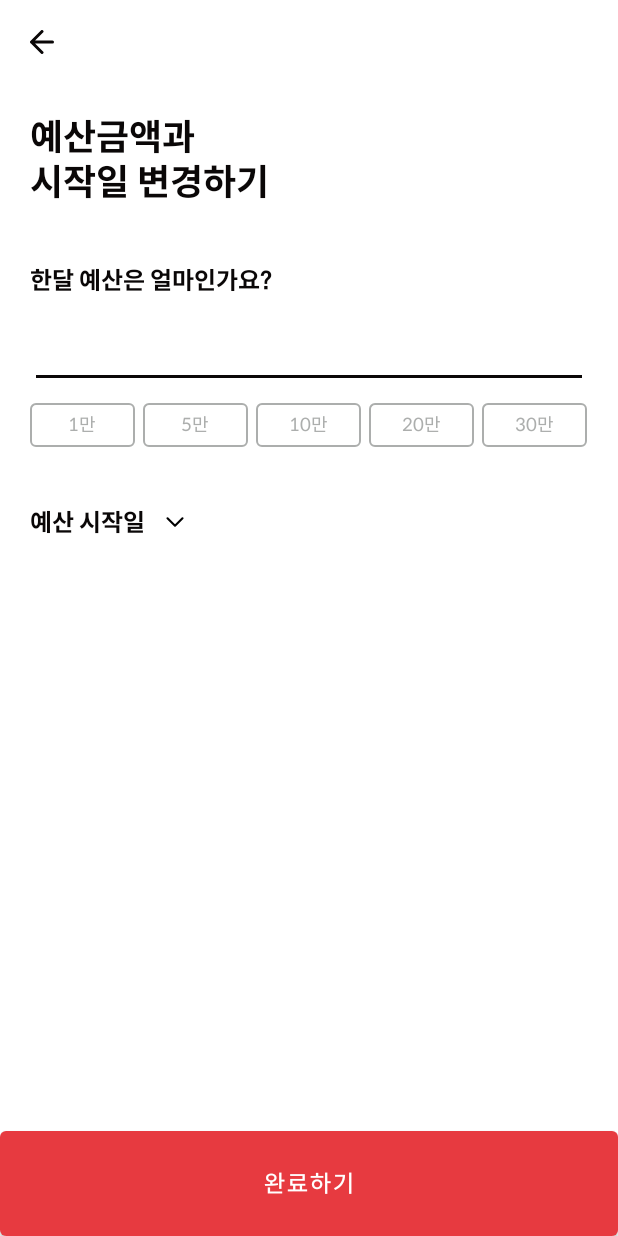
After one commit to milijung/Flow-Android, an Android app: the SettingBudgetSettingActivity screen opened directly, with no data from a screen before it, on a phone screen of 412 x 824 dp. The commit adds this screen. Run offline under Robolectric (Android 15) with nearby library versions, the phone set to English and light mode, and no system bars.

Commit message:
feat : 설정 레이아웃, 예산설정 레이아웃 (미완)

```diff
--- /dev/null
+++ b/client/app/src/main/java/com/example/client/SettingBudgetSettingActivity.kt
@@ -0,0 +1,11 @@
+package com.example.client
+
+import androidx.appcompat.app.AppCompatActivity
+import android.os.Bundle
+
+class SettingBudgetSettingActivity : AppCompatActivity() {
+    override fun onCreate(savedInstanceState: Bundle?) {
+        super.onCreate(savedInstanceState)
+        setContentView(R.layout.activity_budget_setting)
+    }
+}
--- /dev/null
+++ b/client/app/src/main/res/drawable/icon_moneybtn.xml
@@ -0,0 +1,8 @@
+<?xml version="1.0" encoding="utf-8"?>
+<shape xmlns:android="http://schemas.android.com/apk/res/android">
+    <stroke
+        android:width="1dp"
+        android:color="#ACAEAD"/>
+    <solid android:color="#FFFFFF"/>
+    <corners android:radius="3dp"/>
+</shape>
--- /dev/null
+++ b/client/app/src/main/res/layout/activity_budget_setting.xml
@@ -0,0 +1,197 @@
+<?xml version="1.0" encoding="utf-8"?>
+<androidx.constraintlayout.widget.ConstraintLayout
+    xmlns:android="http://schemas.android.com/apk/res/android"
+    xmlns:app="http://schemas.android.com/apk/res-auto"
+    xmlns:tools="http://schemas.android.com/tools"
+    android:layout_width="match_parent"
+    android:layout_height="match_parent"
+    tools:context=".SettingBudgetSettingFragment"
+    android:orientation="vertical">
+
+    <LinearLayout
+        android:id="@+id/header"
+        android:layout_width="match_parent"
+        android:layout_height="56dp"
+        app:layout_constraintTop_toTopOf="parent"
+        app:layout_constraintStart_toStartOf="parent"
+        app:layout_constraintEnd_toEndOf="parent"
+        android:gravity="start">
+
+        <ImageButton
+            android:id="@+id/addCategory_back_button"
+            android:layout_gravity="center"
+            android:layout_width="wrap_content"
+            android:layout_height="wrap_content"
+            android:paddingLeft="20dp"
+            android:src="@drawable/ic_back"
+            android:background="@color/white"/>
+    </LinearLayout>
+
+    <TextView
+        android:id="@+id/budgetMoney_title"
+        android:paddingLeft="20dp"
+        android:layout_width="match_parent"
+        android:layout_height="wrap_content"
+        app:layout_constraintTop_toBottomOf="@id/header"
+        app:layout_constraintStart_toStartOf="parent"
+        app:layout_constraintEnd_toEndOf="parent"
+        app:layout_constraintBottom_toTopOf="@id/name"
+        android:text="예산금액과\n시작일 변경하기"
+        android:gravity="start"
+        android:fontFamily="@font/spoqahansansneo_bold"
+        android:textColor="@color/black"
+        android:textSize="24dp"
+        android:padding="20dp"/>
+
+    <LinearLayout
+        android:id="@+id/name"
+        android:layout_width="match_parent"
+        android:layout_height="wrap_content"
+        app:layout_constraintStart_toStartOf="parent"
+        app:layout_constraintEnd_toEndOf="parent"
+        app:layout_constraintTop_toBottomOf="@id/budgetMoney_title"
+        app:layout_constraintBottom_toTopOf="@id/money_btn"
+        android:weightSum="2"
+        android:orientation="vertical"
+        android:paddingHorizontal="20dp"
+        >
+
+        <TextView
+            android:id="@+id/name_title"
+            android:layout_width="match_parent"
+            android:layout_height="wrap_content"
+            android:text="한달 예산은 얼마인가요?"
+            android:textSize="16dp"
+            android:layout_weight="0.5"
+            android:fontFamily="@font/spoqahansansneo_bold"
+            android:textColor="@color/black"
+            android:paddingVertical="20dp"
+            />
+
+        <EditText
+            android:id="@+id/addCategory_name"
+            android:layout_width="match_parent"
+            android:layout_height="0dp"
+            android:textSize="16dp"
+            android:text=""
+            android:hint=""
+            android:layout_weight="1.5"
+            android:textColor="@color/black"
+            android:backgroundTint="@color/black"
+            android:fontFamily="@font/spoqahansansneo_regular"/>
+
+    </LinearLayout>
+
+    <LinearLayout
+        android:id="@+id/money_btn"
+        android:layout_width="match_parent"
+        android:layout_height="wrap_content"
+        app:layout_constraintTop_toBottomOf="@id/name"
+        app:layout_constraintStart_toStartOf="parent"
+        android:paddingHorizontal="20dp"
+        android:orientation="horizontal"
+        android:layout_marginTop="10dp">
+
+        <androidx.appcompat.widget.AppCompatButton
+            android:id="@+id/one_btn"
+            android:layout_width="70dp"
+            android:layout_height="29dp"
+            android:layout_marginEnd="5dp"
+            android:background="@drawable/icon_moneybtn"
+            android:fontFamily="@font/spoqahansansneo_regular"
+            android:stateListAnimator="@null"
+            android:text="1만"
+            android:textColor="#ACAEAD"
+            android:textSize="12sp" />
+
+        <androidx.appcompat.widget.AppCompatButton
+            android:id="@+id/five_btn"
+            android:layout_width="70dp"
+            android:layout_height="29dp"
+            android:layout_marginEnd="5dp"
+            android:background="@drawable/icon_moneybtn"
+            android:fontFamily="@font/spoqahansansneo_regular"
+            android:stateListAnimator="@null"
+            android:text="5만"
+            android:textColor="#ACAEAD"
+            android:textSize="12sp" />
+
+        <androidx.appcompat.widget.AppCompatButton
+            android:id="@+id/ten_btn"
+            android:layout_width="70dp"
+            android:layout_height="29dp"
+            android:layout_marginEnd="5dp"
+            android:background="@drawable/icon_moneybtn"
+            android:fontFamily="@font/spoqahansansneo_regular"
+            android:stateListAnimator="@null"
+            android:text="10만"
+            android:textColor="#ACAEAD"
+            android:textSize="12sp" />
+
+        <androidx.appcompat.widget.AppCompatButton
+            android:id="@+id/twenty_btn"
+            android:layout_width="70dp"
+            android:layout_height="29dp"
+            android:layout_marginEnd="5dp"
+            android:background="@drawable/icon_moneybtn"
+            android:fontFamily="@font/spoqahansansneo_regular"
+            android:stateListAnimator="@null"
+            android:text="20만"
+            android:textColor="#ACAEAD"
+            android:textSize="12sp" />
+
+        <androidx.appcompat.widget.AppCompatButton
+            android:id="@+id/thirty_btn"
+            android:layout_width="70dp"
+            android:layout_height="29dp"
+            android:background="@drawable/icon_moneybtn"
+            android:fontFamily="@font/spoqahansansneo_regular"
+            android:stateListAnimator="@null"
+            android:text="30만"
+            android:textColor="#ACAEAD"
+            android:textSize="12sp" />
+    </LinearLayout>
+
+    <LinearLayout
+        android:id="@+id/budgetStart"
+        android:layout_width="match_parent"
+        android:layout_height="wrap_content"
+        android:orientation="horizontal"
+        android:padding="20dp"
+        android:layout_marginTop="20dp"
+        app:layout_constraintTop_toBottomOf="@id/money_btn"
+        >
+
+        <TextView
+            android:id="@+id/budgetStart_txt"
+            android:layout_width="wrap_content"
+            android:layout_height="wrap_content"
+            android:text="예산 시작일"
+            android:textSize="16sp"
+            android:textColor="@color/black"
+            android:fontFamily="@font/spoqahansansneo_bold"/>
+
+        <androidx.appcompat.widget.AppCompatImageButton
+            android:id="@+id/down_btn"
+            android:layout_width="wrap_content"
+            android:layout_height="wrap_content"
+            android:background="@drawable/ic_down"
+            android:layout_marginStart="10dp"
+            app:layout_constraintStart_toEndOf="@id/budgetStart_txt"
+            />
+    </LinearLayout>
+
+    <com.google.android.material.button.MaterialButton
+        android:id="@+id/addCategory_button"
+        android:layout_width="match_parent"
+        android:layout_height="70dp"
+        android:fontFamily="@font/suit_regular"
+        android:insetTop="0dp"
+        android:insetBottom="0dp"
+        android:text="완료하기"
+        android:textSize="16dp"
+        app:layout_constraintBottom_toBottomOf="parent"
+        app:layout_constraintEnd_toEndOf="parent"
+        app:layout_constraintStart_toStartOf="parent"/>
+
+</androidx.constraintlayout.widget.ConstraintLayout>
--- a/client/app/src/main/res/values-land/dimens.xml
+++ b/client/app/src/main/res/values-land/dimens.xml
@@ -1,3 +1,4 @@
 <resources>
     <dimen name="activity_horizontal_margin">48dp</dimen>
+    <dimen name="fab_margin">48dp</dimen>
 </resources>
--- a/client/app/src/main/res/values-w1240dp/dimens.xml
+++ b/client/app/src/main/res/values-w1240dp/dimens.xml
@@ -1,3 +1,4 @@
 <resources>
     <dimen name="activity_horizontal_margin">200dp</dimen>
+    <dimen name="fab_margin">200dp</dimen>
 </resources>
--- a/client/app/src/main/res/values-w600dp/dimens.xml
+++ b/client/app/src/main/res/values-w600dp/dimens.xml
@@ -1,3 +1,4 @@
 <resources>
     <dimen name="activity_horizontal_margin">48dp</dimen>
+    <dimen name="fab_margin">48dp</dimen>
 </resources>
--- a/client/app/src/main/res/values/dimens.xml
+++ b/client/app/src/main/res/values/dimens.xml
@@ -2,4 +2,5 @@
     <!-- Default screen margins, per the Android Design guidelines. -->
     <dimen name="activity_horizontal_margin">16dp</dimen>
     <dimen name="activity_vertical_margin">16dp</dimen>
+    <dimen name="fab_margin">16dp</dimen>
 </resources>
--- a/client/app/src/main/res/values/themes.xml
+++ b/client/app/src/main/res/values/themes.xml
@@ -26,4 +26,13 @@
         <item name="android:windowBackground">@drawable/ic_splash</item>
         <item name="android:windowFullscreen">true</item>
     </style>
+
+    <style name="Theme.Client.NoActionBar">
+        <item name="windowActionBar">false</item>
+        <item name="windowNoTitle">true</item>
+    </style>
+
+    <style name="Theme.Client.AppBarOverlay" parent="ThemeOverlay.AppCompat.Dark.ActionBar" />
+
+    <style name="Theme.Client.PopupOverlay" parent="ThemeOverlay.AppCompat.Light" />
 </resources>
```
Also changed, not shown: client/app/src/main/AndroidManifest.xml (+47 -0 lines), client/app/src/main/java/com/example/client/SettingBankAppChoiceActivity.kt (added, +11 -0 lines), client/app/src/main/java/com/example/client/SettingLetterAddInputActivity.kt (added, +11 -0 lines), client/app/src/main/java/com/example/client/SettingLetterAddRegistraionActivity.kt (added, +11 -0 lines), client/app/src/main/res/layout/activity_setting_bank_app_choice.xml (added, +9 -0 lines), client/app/src/main/res/layout/activity_setting_letter_add_input.xml (added, +9 -0 lines), client/app/src/main/res/layout/activity_setting_letter_add_registraion.xml (added, +9 -0 lines), client/app/src/main/res/values/strings.xml (+9 -0 lines).
